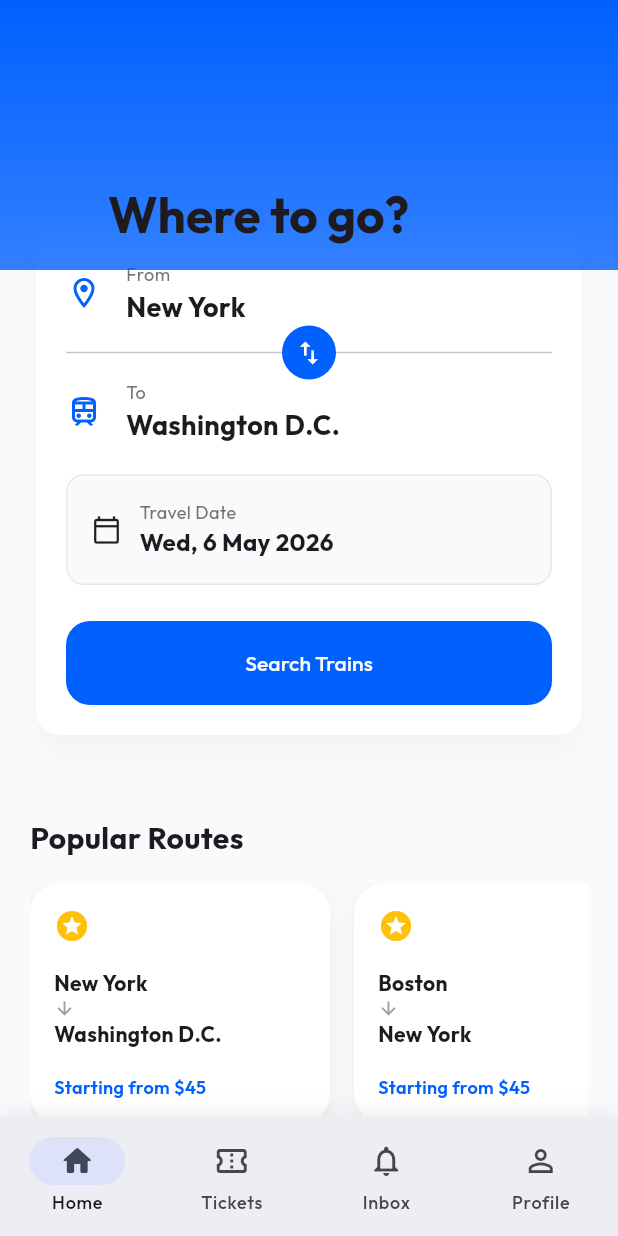
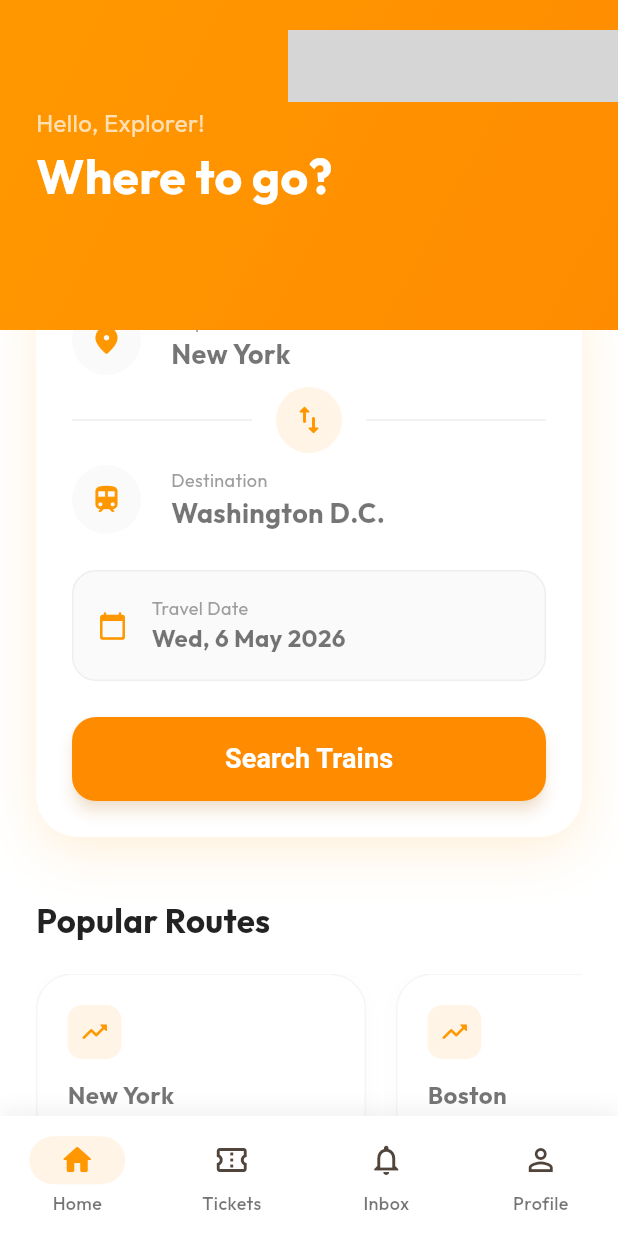
Before and after one commit to eaayaa/TestFlutterA1, a Flutter app: the screen it shows after launch, on a phone screen of 412 x 824 dp. Run offline on Flutter 3.47's test engine with Material 3 defaults, Android fonts, the light colour scheme and no system bars; our stand-ins replace google_fonts, lottie; network calls fail; grey boxes are pictures that could not be loaded.

Commit message:
juste juse

```diff
--- a/lib/main.dart
+++ b/lib/main.dart
@@ -16,8 +16,7 @@ class TrainBookingApp extends StatelessWidget {
       title: 'RailEase',
       debugShowCheckedModeBanner: false,
       theme: AppTheme.lightTheme,
-      darkTheme: AppTheme.darkTheme,
-      themeMode: ThemeMode.system,
+      themeMode: ThemeMode.light,
       initialRoute: '/',
       routes: {
         '/': (context) => const SplashScreen(),
--- a/lib/screens/home_screen.dart
+++ b/lib/screens/home_screen.dart
@@ -1,5 +1,6 @@
 import 'package:flutter/material.dart';
 import 'package:intl/intl.dart';
+import 'package:lottie/lottie.dart';
 import '../utils/dummy_data.dart';
 import 'train_list_screen.dart';
 
@@ -21,6 +22,18 @@ class _HomeScreenState extends State<HomeScreen> {
       initialDate: travelDate,
       firstDate: DateTime.now(),
       lastDate: DateTime.now().add(const Duration(days: 90)),
+      builder: (context, child) {
+        return Theme(
+          data: Theme.of(context).copyWith(
+            colorScheme: const ColorScheme.light(
+              primary: Colors.orange,
+              onPrimary: Colors.white,
+              onSurface: Colors.black87,
+            ),
+          ),
+          child: child!,
+        );
+      },
     );
     if (picked != null && picked != travelDate) {
       setState(() {
@@ -40,114 +53,144 @@ class _HomeScreenState extends State<HomeScreen> {
   @override
   Widget build(BuildContext context) {
     return Scaffold(
+      backgroundColor: Colors.white,
       body: CustomScrollView(
         slivers: [
           SliverAppBar(
-            expandedHeight: 180,
+            expandedHeight: 220,
             floating: false,
             pinned: true,
+            backgroundColor: Colors.white,
+            elevation: 0,
             flexibleSpace: FlexibleSpaceBar(
-              title: const Text(
+              background: Stack(
+                children: [
+                  Container(
+                    decoration: const BoxDecoration(
+                      gradient: LinearGradient(
+                        begin: Alignment.topLeft,
+                        end: Alignment.bottomRight,
+                        colors: [Colors.orange, Color(0xFFFF8C00)],
+                      ),
+                    ),
+                  ),
+                  Positioned(
+                    right: -30,
+                    top: 20,
+                    child: Opacity(
+                      opacity: 0.2,
+                      child: Lottie.network(
+                        'https://assets9.lottiefiles.com/packages/lf20_5njp3vgg.json',
+                        width: 250,
+                      ),
+                    ),
+                  ),
+                  const Positioned(
+                    left: 24,
+                    bottom: 80,
+                    child: Column(
+                      crossAxisAlignment: CrossAxisAlignment.start,
+                      children: [
+                        Text(
+                          'Hello, Explorer!',
+                          style: TextStyle(
+                            color: Colors.white70,
+                            fontSize: 16,
+                          ),
+                        ),
+                        Text(
                           'Where to go?',
-                style: TextStyle(fontWeight: FontWeight.bold),
+                          style: TextStyle(
+                            color: Colors.white,
+                            fontSize: 32,
+                            fontWeight: FontWeight.bold,
                           ),
-              background: Container(
-                decoration: BoxDecoration(
-                  gradient: LinearGradient(
-                    begin: Alignment.topCenter,
-                    end: Alignment.bottomCenter,
-                    colors: [
-                      Theme.of(context).colorScheme.primary,
-                      Theme.of(context).colorScheme.primary.withOpacity(0.8),
+                        ),
                       ],
                     ),
                   ),
+                ],
               ),
             ),
           ),
           SliverToBoxAdapter(
             child: Padding(
-              padding: const EdgeInsets.all(20.0),
+              padding: const EdgeInsets.symmetric(horizontal: 24.0),
               child: Column(
                 crossAxisAlignment: CrossAxisAlignment.start,
                 children: [
-                  // Search Card
                   Transform.translate(
-                    offset: const Offset(0, -50),
-                    child: Card(
-                      elevation: 8,
-                      shadowColor: Colors.black.withOpacity(0.1),
-                      child: Padding(
-                        padding: const EdgeInsets.all(20.0),
+                    offset: const Offset(0, -40),
+                    child: Container(
+                      decoration: BoxDecoration(
+                        color: Colors.white,
+                        borderRadius: BorderRadius.circular(28),
+                        boxShadow: [
+                          BoxShadow(
+                            color: Colors.orange.withOpacity(0.15),
+                            blurRadius: 30,
+                            offset: const Offset(0, 10),
+                          ),
+                        ],
+                      ),
+                      padding: const EdgeInsets.all(24),
                       child: Column(
                         children: [
-                            _buildCityInput(
-                              label: 'From',
+                          _buildLocationField(
+                            label: 'Departure',
                             city: departureCity,
-                              icon: Icons.location_on_outlined,
-                              onTap: () {
-                                // City selection logic
-                              },
+                            icon: Icons.location_on_rounded,
+                            onTap: () {},
                           ),
-                            Stack(
-                              alignment: Alignment.center,
+                          Padding(
+                            padding: const EdgeInsets.symmetric(vertical: 8),
+                            child: Row(
                               children: [
-                                const Divider(height: 32),
+                                Expanded(child: Divider(color: Colors.grey[200])),
+                                const SizedBox(width: 16),
                                 InkWell(
                                   onTap: _swapCities,
                                   child: Container(
-                                    padding: const EdgeInsets.all(8),
+                                    padding: const EdgeInsets.all(10),
                                     decoration: BoxDecoration(
-                                      color: Theme.of(context).colorScheme.primary,
+                                      color: Colors.orange.withOpacity(0.1),
                                       shape: BoxShape.circle,
                                     ),
-                                    child: const Icon(
-                                      Icons.swap_vert,
-                                      color: Colors.white,
-                                      size: 20,
+                                    child: const Icon(Icons.swap_vert_rounded, color: Colors.orange, size: 24),
                                   ),
                                 ),
-                                ),
+                                const SizedBox(width: 16),
+                                Expanded(child: Divider(color: Colors.grey[200])),
                               ],
                             ),
-                            _buildCityInput(
-                              label: 'To',
+                          ),
+                          _buildLocationField(
+                            label: 'Destination',
                             city: destinationCity,
-                              icon: Icons.train_outlined,
-                              onTap: () {
-                                // City selection logic
-                              },
+                            icon: Icons.train_rounded,
+                            onTap: () {},
                           ),
-                            const SizedBox(height: 20),
+                          const SizedBox(height: 24),
                           InkWell(
                             onTap: () => _selectDate(context),
                             child: Container(
                               padding: const EdgeInsets.all(16),
                               decoration: BoxDecoration(
-                                  color: Theme.of(context).colorScheme.surface,
-                                  borderRadius: BorderRadius.circular(12),
-                                  border: Border.all(color: Colors.grey.withOpacity(0.2)),
+                                color: Colors.grey[50],
+                                borderRadius: BorderRadius.circular(16),
+                                border: Border.all(color: Colors.grey[200]!),
                               ),
                               child: Row(
                                 children: [
-                                    const Icon(Icons.calendar_today_outlined, size: 20),
-                                    const SizedBox(width: 12),
+                                  const Icon(Icons.calendar_today_rounded, color: Colors.orange, size: 20),
+                                  const SizedBox(width: 16),
                                   Column(
                                     crossAxisAlignment: CrossAxisAlignment.start,
                                     children: [
-                                        Text(
-                                          'Travel Date',
-                                          style: TextStyle(
-                                            fontSize: 12,
-                                            color: Colors.grey[600],
-                                          ),
-                                        ),
+                                      Text('Travel Date', style: TextStyle(color: Colors.grey[500], fontSize: 12)),
                                       Text(
                                         DateFormat('EEE, d MMM yyyy').format(travelDate),
-                                          style: const TextStyle(
-                                            fontWeight: FontWeight.bold,
-                                            fontSize: 16,
-                                          ),
+                                        style: const TextStyle(fontWeight: FontWeight.bold, fontSize: 16),
                                       ),
                                     ],
                                   ),
@@ -169,40 +212,36 @@ class _HomeScreenState extends State<HomeScreen> {
                                 ),
                               );
                             },
-                              child: const Text('Search Trains'),
+                            child: const Text('Search Trains', style: TextStyle(fontSize: 18, fontWeight: FontWeight.bold)),
                           ),
                         ],
                       ),
                     ),
                   ),
-                  ),
-
                   const Text(
                     'Popular Routes',
-                    style: TextStyle(
-                      fontSize: 20,
-                      fontWeight: FontWeight.bold,
+                    style: TextStyle(fontSize: 22, fontWeight: FontWeight.bold, color: Colors.black87),
                   ),
-                  ),
-                  const SizedBox(height: 16),
+                  const SizedBox(height: 20),
                   SizedBox(
-                    height: 160,
+                    height: 180,
                     child: ListView.separated(
                       scrollDirection: Axis.horizontal,
                       itemCount: DummyData.popularRoutes.length,
-                      separatorBuilder: (context, index) => const SizedBox(width: 16),
+                      separatorBuilder: (context, index) => const SizedBox(width: 20),
                       itemBuilder: (context, index) {
                         final route = DummyData.popularRoutes[index];
                         final cities = route.split(' to ');
                         return Container(
-                          width: 200,
-                          padding: const EdgeInsets.all(16),
+                          width: 220,
+                          padding: const EdgeInsets.all(20),
                           decoration: BoxDecoration(
                             color: Colors.white,
-                            borderRadius: BorderRadius.circular(20),
+                            borderRadius: BorderRadius.circular(24),
+                            border: Border.all(color: Colors.grey[100]!),
                             boxShadow: [
                               BoxShadow(
-                                color: Colors.black.withOpacity(0.05),
+                                color: Colors.black.withOpacity(0.02),
                                 blurRadius: 10,
                                 offset: const Offset(0, 4),
                               ),
@@ -210,30 +249,23 @@ class _HomeScreenState extends State<HomeScreen> {
                           ),
                           child: Column(
                             crossAxisAlignment: CrossAxisAlignment.start,
-                            mainAxisAlignment: MainAxisAlignment.spaceBetween,
                             children: [
-                              const Icon(Icons.stars, color: Colors.amber),
-                              Column(
-                                crossAxisAlignment: CrossAxisAlignment.start,
-                                children: [
+                              Container(
+                                padding: const EdgeInsets.all(8),
+                                decoration: BoxDecoration(
+                                  color: Colors.orange.withOpacity(0.1),
+                                  borderRadius: BorderRadius.circular(10),
+                                ),
+                                child: const Icon(Icons.trending_up_rounded, color: Colors.orange, size: 20),
+                              ),
+                              const Spacer(),
+                              Text(cities[0], style: const TextStyle(fontWeight: FontWeight.bold, fontSize: 16)),
+                              const Icon(Icons.arrow_right_alt_rounded, color: Colors.orange, size: 18),
+                              Text(cities[1], style: const TextStyle(fontWeight: FontWeight.bold, fontSize: 16)),
+                              const SizedBox(height: 8),
                               Text(
-                                    cities[0],
-                                    style: const TextStyle(fontWeight: FontWeight.bold),
-                                  ),
-                                  const Icon(Icons.arrow_downward, size: 14, color: Colors.grey),
-                                  Text(
-                                    cities[1],
-                                    style: const TextStyle(fontWeight: FontWeight.bold),
-                                  ),
-                                ],
-                              ),
-                              Text(
-                                'Starting from \$45',
-                                style: TextStyle(
-                                  color: Theme.of(context).colorScheme.primary,
-                                  fontSize: 12,
-                                  fontWeight: FontWeight.w600,
-                                ),
+                                'Starting at \$45',
+                                style: TextStyle(color: Colors.grey[600], fontSize: 12),
                               ),
                             ],
                           ),
@@ -241,7 +273,7 @@ class _HomeScreenState extends State<HomeScreen> {
                       },
                     ),
                   ),
-                  const SizedBox(height: 32),
+                  const SizedBox(height: 40),
                 ],
               ),
             ),
@@ -251,7 +283,7 @@ class _HomeScreenState extends State<HomeScreen> {
     );
   }
 
-  Widget _buildCityInput({
+  Widget _buildLocationField({
     required String label,
     required String city,
     required IconData icon,
@@ -261,25 +293,20 @@ class _HomeScreenState extends State<HomeScreen> {
       onTap: onTap,
       child: Row(
         children: [
-          Icon(icon, color: Theme.of(context).colorScheme.primary),
-          const SizedBox(width: 16),
+          Container(
+            padding: const EdgeInsets.all(12),
+            decoration: BoxDecoration(
+              color: Colors.grey[50],
+              shape: BoxShape.circle,
+            ),
+            child: Icon(icon, color: Colors.orange, size: 22),
+          ),
+          const SizedBox(width: 20),
           Column(
             crossAxisAlignment: CrossAxisAlignment.start,
             children: [
-              Text(
-                label,
-                style: TextStyle(
-                  fontSize: 12,
-                  color: Colors.grey[600],
-                ),
-              ),
-              Text(
-                city,
-                style: const TextStyle(
-                  fontSize: 18,
-                  fontWeight: FontWeight.bold,
-                ),
-              ),
+              Text(label, style: TextStyle(color: Colors.grey[500], fontSize: 12)),
+              Text(city, style: const TextStyle(fontWeight: FontWeight.bold, fontSize: 18)),
             ],
           ),
         ],
--- a/lib/screens/main_screen.dart
+++ b/lib/screens/main_screen.dart
@@ -1,5 +1,8 @@
 import 'package:flutter/material.dart';
 import 'home_screen.dart';
+import 'tickets_screen.dart';
+import 'inbox_screen.dart';
+import 'profile_screen.dart';
 
 class MainScreen extends StatefulWidget {
   const MainScreen({super.key});
@@ -13,17 +16,20 @@ class _MainScreenState extends State<MainScreen> {
 
   final List<Widget> _screens = [
     const HomeScreen(),
-    const Center(child: Text('My Bookings')),
-    const Center(child: Text('Notifications')),
-    const Center(child: Text('Profile')),
+    const TicketsScreen(),
+    const InboxScreen(),
+    const ProfileScreen(),
   ];
 
   @override
   Widget build(BuildContext context) {
     return Scaffold(
-      body: IndexedStack(
-        index: _selectedIndex,
-        children: _screens,
+      body: AnimatedSwitcher(
+        duration: const Duration(milliseconds: 300),
+        transitionBuilder: (Widget child, Animation<double> animation) {
+          return FadeTransition(opacity: animation, child: child);
+        },
+        child: _screens[_selectedIndex],
       ),
       bottomNavigationBar: Container(
         decoration: BoxDecoration(
@@ -42,25 +48,26 @@ class _MainScreenState extends State<MainScreen> {
               _selectedIndex = index;
             });
           },
+          indicatorColor: Colors.orange.withOpacity(0.1),
           destinations: const [
             NavigationDestination(
               icon: Icon(Icons.home_outlined),
-              selectedIcon: Icon(Icons.home_rounded),
+              selectedIcon: Icon(Icons.home_rounded, color: Colors.orange),
               label: 'Home',
             ),
             NavigationDestination(
               icon: Icon(Icons.confirmation_number_outlined),
-              selectedIcon: Icon(Icons.confirmation_number_rounded),
+              selectedIcon: Icon(Icons.confirmation_number_rounded, color: Colors.orange),
               label: 'Tickets',
             ),
             NavigationDestination(
               icon: Icon(Icons.notifications_outlined),
-              selectedIcon: Icon(Icons.notifications_rounded),
+              selectedIcon: Icon(Icons.notifications_rounded, color: Colors.orange),
               label: 'Inbox',
             ),
             NavigationDestination(
               icon: Icon(Icons.person_outline),
-              selectedIcon: Icon(Icons.person_rounded),
+              selectedIcon: Icon(Icons.person_rounded, color: Colors.orange),
               label: 'Profile',
             ),
           ],
--- a/lib/screens/train_details_screen.dart
+++ b/lib/screens/train_details_screen.dart
@@ -24,6 +24,7 @@ class _TrainDetailsScreenState extends State<TrainDetailsScreen> {
   @override
   Widget build(BuildContext context) {
     return Scaffold(
+      backgroundColor: Colors.white,
       body: CustomScrollView(
         slivers: [
           SliverAppBar(
--- a/lib/theme/app_theme.dart
+++ b/lib/theme/app_theme.dart
@@ -2,12 +2,11 @@ import 'package:flutter/material.dart';
 import 'package:google_fonts/google_fonts.dart';
 
 class AppTheme {
-  static const Color primaryColor = Color(0xFF0061FF);
-  static const Color secondaryColor = Color(0xFF60A5FA);
-  static const Color backgroundColor = Color(0xFFF8FAFC);
-  static const Color darkBackgroundColor = Color(0xFF0F172A);
-  static const Color cardColor = Colors.white;
-  static const Color darkCardColor = Color(0xFF1E293B);
+  static const Color primaryColor = Color(0xFFFF8C00); // Vibrant Orange
+  static const Color secondaryColor = Colors.white;
+  static const Color backgroundColor = Colors.white;
+  static const Color surfaceColor = Color(0xFFFDFDFD);
+  static const Color greyColor = Color(0xFF9E9E9E);
 
   static ThemeData get lightTheme {
     return ThemeData(
@@ -15,22 +14,36 @@ class AppTheme {
       colorScheme: ColorScheme.fromSeed(
         seedColor: primaryColor,
         primary: primaryColor,
-        secondary: secondaryColor,
-        surface: backgroundColor,
+        secondary: primaryColor,
+        surface: surfaceColor,
         brightness: Brightness.light,
       ),
       scaffoldBackgroundColor: backgroundColor,
-      cardTheme: CardTheme(
-        color: cardColor,
+      cardTheme: CardThemeData(
+        color: Colors.white,
         elevation: 0,
-        shape: RoundedRectangleBorder(borderRadius: BorderRadius.circular(16)),
+        shape: RoundedRectangleBorder(
+          borderRadius: BorderRadius.circular(24),
+          side: BorderSide(color: Colors.grey.withOpacity(0.1)),
+        ),
       ),
-      textTheme: GoogleFonts.outfitTextTheme(),
+      textTheme: GoogleFonts.outfitTextTheme(
+        const TextTheme(
+          displayLarge: TextStyle(color: Colors.black87),
+          bodyLarge: TextStyle(color: Colors.black87),
+          bodyMedium: TextStyle(color: Colors.black54),
+        ),
+      ),
       appBarTheme: const AppBarTheme(
-        backgroundColor: Colors.transparent,
+        backgroundColor: Colors.white,
         elevation: 0,
         centerTitle: true,
         iconTheme: IconThemeData(color: Colors.black87),
+        titleTextStyle: TextStyle(
+          color: Colors.black87,
+          fontSize: 20,
+          fontWeight: FontWeight.bold,
+        ),
       ),
       elevatedButtonTheme: ElevatedButtonThemeData(
         style: ElevatedButton.styleFrom(
@@ -38,42 +51,15 @@ class AppTheme {
           foregroundColor: Colors.white,
           minimumSize: const Size(double.infinity, 56),
           shape: RoundedRectangleBorder(borderRadius: BorderRadius.circular(16)),
-          elevation: 0,
+          elevation: 4,
+          shadowColor: primaryColor.withOpacity(0.3),
         ),
       ),
-    );
-  }
-
-  static ThemeData get darkTheme {
-    return ThemeData(
-      useMaterial3: true,
-      colorScheme: ColorScheme.fromSeed(
-        seedColor: primaryColor,
-        primary: primaryColor,
-        secondary: secondaryColor,
-        surface: darkCardColor,
-        brightness: Brightness.dark,
-      ),
-      scaffoldBackgroundColor: darkBackgroundColor,
-      cardTheme: CardTheme(
-        color: darkCardColor,
-        elevation: 0,
-        shape: RoundedRectangleBorder(borderRadius: BorderRadius.circular(16)),
-      ),
-      textTheme: GoogleFonts.outfitTextTheme(ThemeData.dark().textTheme),
-      appBarTheme: const AppBarTheme(
-        backgroundColor: Colors.transparent,
-        elevation: 0,
-        centerTitle: true,
-        iconTheme: IconThemeData(color: Colors.white),
-      ),
-      elevatedButtonTheme: ElevatedButtonThemeData(
-        style: ElevatedButton.styleFrom(
-          backgroundColor: primaryColor,
-          foregroundColor: Colors.white,
-          minimumSize: const Size(double.infinity, 56),
-          shape: RoundedRectangleBorder(borderRadius: BorderRadius.circular(16)),
-          elevation: 0,
+      navigationBarTheme: NavigationBarThemeData(
+        backgroundColor: Colors.white,
+        indicatorColor: primaryColor.withOpacity(0.1),
+        labelTextStyle: MaterialStateProperty.all(
+          const TextStyle(fontSize: 12, fontWeight: FontWeight.w500),
         ),
       ),
     );
--- a/pubspec.yaml
+++ b/pubspec.yaml
@@ -37,6 +37,7 @@ dependencies:
   google_fonts: ^8.1.0
   intl: ^0.20.2
   animations: ^2.2.0
+  lottie: ^3.3.3
 
 dev_dependencies:
   flutter_test:
```
Also changed, not shown: lib/screens/booking_screen.dart (+8 -1 lines), lib/screens/inbox_screen.dart (added, +63 -0 lines), lib/screens/profile_screen.dart (added, +89 -0 lines), lib/screens/splash_screen.dart (+20 -37 lines), lib/screens/tickets_screen.dart (added, +107 -0 lines), lib/widgets/train_card.dart (+15 -8 lines), pubspec.lock. Lines whose indentation alone changed are shown as unchanged.
